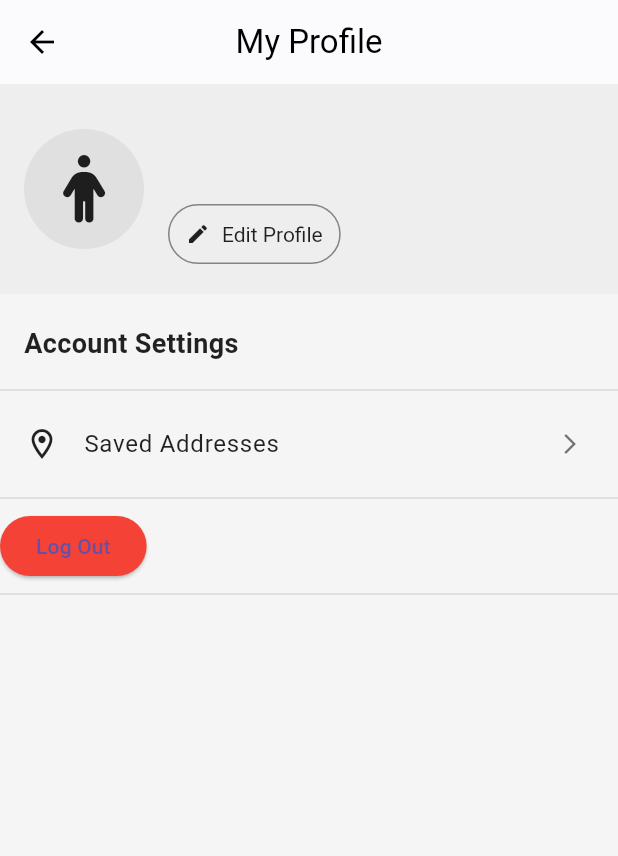
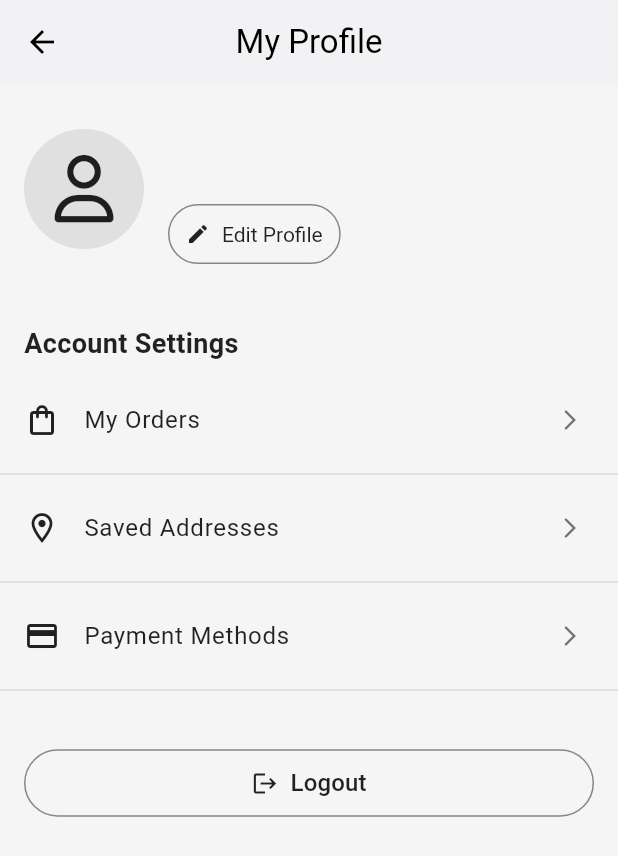
Before and after one commit to AlokJeevan/ecommerce, a Flutter app: the ProfilePage screen opened directly, on a phone screen of 412 x 824 dp. Shown: the top 856 px of the screen. Run offline on Flutter 3.47's test engine with Material 3 defaults, Android fonts, the phone set to English and light mode, and no system bars; our stand-ins replace cloud_firestore, firebase_auth, firebase_core, font_awesome_flutter, get, google_fonts and 1 more; accounts and stored records are empty; network calls fail.

```diff
--- a/lib/screen/profile/editProfile.dart
+++ b/lib/screen/profile/editProfile.dart
@@ -50,7 +50,7 @@ class _EditProfilePageState extends State<EditProfilePage> {
       }
 
       setState(() {
-        userName = data['name'] ?? 'Unknown';
+        userName = data['displayname'] ?? 'Unknown';
         userGender = data['gender'] ?? 'unknown';
         userEmail = FirebaseAuth.instance.currentUser?.email ?? 'No Email';
 
@@ -64,12 +64,12 @@ class _EditProfilePageState extends State<EditProfilePage> {
     if (userId == null) return;
 
     await FirebaseFirestore.instance.collection('users').doc(userId).update({
-      'name': _nameController.text.trim(),
+      'displayname': _nameController.text.trim(),
       'gender': _selectedGender ?? 'unknown',
     });
 
     Navigator.pop(context, {
-      'name': _nameController.text.trim(),
+      'displayname': _nameController.text.trim(),
       'gender': _selectedGender ?? 'unknown',
     });
   }
--- a/lib/screen/profile/profile.dart
+++ b/lib/screen/profile/profile.dart
@@ -1,10 +1,12 @@
-// import 'package:ecommerce/screen/profile/paymetMethods.dart';
+import 'package:cloud_firestore/cloud_firestore.dart';
+import 'package:ecommerce/screen/profile/paymetMethods.dart';
 import 'package:flutter/material.dart';
 import 'package:firebase_auth/firebase_auth.dart';
 import 'package:font_awesome_flutter/font_awesome_flutter.dart';
+import '../../auth/signInScreen.dart';
 import 'Address.dart';
 import 'editProfile.dart';
-// import 'myOrders.dart';
+import 'myOrders.dart';
 
 class ProfilePage extends StatefulWidget {
   const ProfilePage({super.key});
@@ -25,14 +27,40 @@ class _ProfilePageState extends State<ProfilePage> {
     _loadUserInfo();
   }
 
-  void _loadUserInfo() {
+  void _loadUserInfo() async {
     final user = _auth.currentUser;
-    if (user != null) {
+    if (user == null) return;
+
+    final doc = await FirebaseFirestore.instance
+        .collection('users')
+        .doc(user.uid)
+        .get();
+
+    if (doc.exists) {
+      final data = doc.data()!;
       setState(() {
-        userName = user.displayName ?? "User";
-        userEmail = user.email ?? "No email";
+        userName = (data['displayname'] ?? 'User').toLowerCase();
+        userEmail = data['email'] ?? user.email ?? 'No email';
+        userGender = data['gender'] ?? 'unknown';
+      });
+    } else {
+      // fallback if Firestore doc missing
+      setState(() {
+        userName = (user.displayName ?? 'User').toLowerCase();
+        userEmail = user.email ?? 'No email';
       });
     }
+  }
+
+  Future<void> _logout(BuildContext context) async {
+    await _auth.signOut();
+    if (!mounted) return;
+
+    // 🔹 Navigate to login screen
+    Navigator.pushReplacement(
+      context,
+      MaterialPageRoute(builder: (context) => SignInScreen()),
+    );
   }
 
   @override
@@ -41,7 +69,7 @@ class _ProfilePageState extends State<ProfilePage> {
       backgroundColor: Colors.grey.shade100,
       appBar: AppBar(
         title: const Text("My Profile"),
-        backgroundColor: Colors.white,
+        backgroundColor: Colors.grey.shade100,
         elevation: 0.5,
         centerTitle: true,
         foregroundColor: Colors.black,
@@ -54,7 +82,7 @@ class _ProfilePageState extends State<ProfilePage> {
             Container(
               width: double.infinity,
               padding: const EdgeInsets.all(16),
-              color: Colors.grey.shade200,
+              color: Colors.grey.shade100,
               child: Row(
                 children: [
                   // --- Profile Avatar (FontAwesome icon changes based on gender) ---
@@ -64,7 +92,9 @@ class _ProfilePageState extends State<ProfilePage> {
                     child: FaIcon(
                       userGender == "Male"
                           ? FontAwesomeIcons.person
-                          : FontAwesomeIcons.personDress,
+                          : userGender == "Female"
+                          ? FontAwesomeIcons.personDress
+                          : FontAwesomeIcons.user, // default neutral icon
                       size: 45,
                       color: Colors.black87,
                     ),
@@ -117,11 +147,11 @@ class _ProfilePageState extends State<ProfilePage> {
 
                             if (result != null) {
                               setState(() {
-                                userName = result['name'];
+                                userName = result['displayname'];
                                 userGender = result['gender'];
                               });
                               await _auth.currentUser!
-                                  .updateDisplayName(result['name']);
+                                  .updateDisplayName(result['displayname']);
                             }
                           },
                         ),
@@ -150,23 +180,23 @@ class _ProfilePageState extends State<ProfilePage> {
             const SizedBox(height: 10),
 
             /// --- My Orders ---
-            // ListTile(
-            //   leading: const Icon(Icons.shopping_bag_outlined,
-            //       color: Colors.black87),
-            //   title: const Text(
-            //     "My Orders",
-            //     style: TextStyle(color: Colors.black87),
-            //   ),
-            //   trailing: const Icon(Icons.arrow_forward_ios,
-            //       size: 16, color: Colors.black54),
-            //   onTap: () {
-            //     // 🔹 Navigate to My Orders Page
-            //     Navigator.push(
-            //       context,
-            //       MaterialPageRoute(builder: (context) => const MyOrdersPage()),
-            //     );
-            //   },
-            // ),
+            ListTile(
+              leading: const Icon(Icons.shopping_bag_outlined,
+                  color: Colors.black87),
+              title: const Text(
+                "My Orders",
+                style: TextStyle(color: Colors.black87),
+              ),
+              trailing: const Icon(Icons.arrow_forward_ios,
+                  size: 16, color: Colors.black54),
+              onTap: () {
+                // 🔹 Navigate to My Orders Page
+                Navigator.push(
+                  context,
+                  MaterialPageRoute(builder: (context) => const MyOrdersPage()),
+                );
+              },
+            ),
             const Divider(thickness: 1, color: Colors.black12),
 
             /// --- Saved Addresses ---
@@ -188,36 +218,51 @@ class _ProfilePageState extends State<ProfilePage> {
             ),
             const Divider(thickness: 1, color: Colors.black12),
 
+            /// --- Payment Methods ---
+            ListTile(
+              leading: const Icon(Icons.credit_card_outlined,
+                  color: Colors.black87),
+              title: const Text(
+                "Payment Methods",
+                style: TextStyle(color: Colors.black87),
+              ),
+              trailing: const Icon(Icons.arrow_forward_ios,
+                  size: 16, color: Colors.black54),
+              onTap: () {
+                Navigator.push(
+                  context,
+                  MaterialPageRoute(
+                      builder: (context) => const PaymentMethodsPage()),
+                );
+              },
+            ),
+            const Divider(thickness: 1, color: Colors.black12),
 
-            ElevatedButton(
-              onPressed: () async {
-                await FirebaseAuth.instance.signOut(); // 👈 Sign out the user
-              },
-              style: ElevatedButton.styleFrom(
-                backgroundColor: Colors.red,
+            const SizedBox(height: 30),
+
+            /// --- Logout Button ---
+            Padding(
+              padding: const EdgeInsets.symmetric(horizontal: 16),
+              child: OutlinedButton.icon(
+                icon: const Icon(Icons.logout, color: Colors.black87, size: 18),
+                label: const Text(
+                  "Logout",
+                  style: TextStyle(color: Colors.black87, fontSize: 16),
+                ),
+                style: OutlinedButton.styleFrom(
+                  side: const BorderSide(color: Colors.black45),
+                  foregroundColor: Colors.black87,
+                  padding:
+                  const EdgeInsets.symmetric(horizontal: 20, vertical: 10),
+                  minimumSize: const Size(double.infinity, 45),
+                ),
+                onPressed: () async {
+                  await _logout(context);
+                },
               ),
-              child: const Text("Log Out"),
             ),
 
-            /// --- Payment Methods ---
-            // ListTile(
-            //   leading: const Icon(Icons.credit_card_outlined,
-            //       color: Colors.black87),
-            //   title: const Text(
-            //     "Payment Methods",
-            //     style: TextStyle(color: Colors.black87),
-            //   ),
-            //   trailing: const Icon(Icons.arrow_forward_ios,
-            //       size: 16, color: Colors.black54),
-            //   onTap: () {
-            //     Navigator.push(
-            //       context,
-            //       MaterialPageRoute(
-            //           builder: (context) => const PaymentMethodsPage()),
-            //     );
-            //   },
-            // ),
-            const Divider(thickness: 1, color: Colors.black12),
+            const SizedBox(height: 30),
           ],
         ),
       ),
```
Also changed, not shown: lib/auth/signUpSreen.dart (+19 -33 lines), lib/screen/profile/Address.dart (+65 -1 lines), lib/screen/profile/addAddress.dart (+57 -86 lines), lib/screen/profile/myOrders.dart (added, +131 -0 lines), lib/screen/profile/paymetMethods.dart (added, +23 -0 lines), 1 other file.
